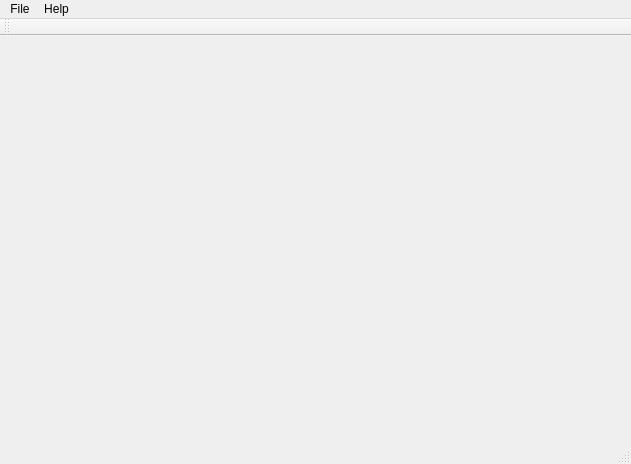
The window that qt_gui/qt_gui.ui (ekrembulbul/FaceDetection-ui) describes before a commit, drawn with Qt 5.
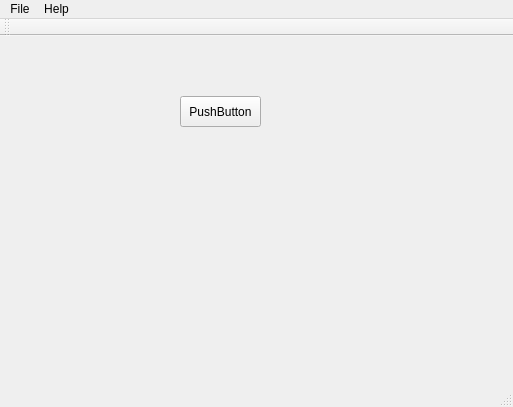
The same window after the commit.

Patch:
```diff
--- a/qt_gui/qt_gui.ui
+++ b/qt_gui/qt_gui.ui
@@ -6,21 +6,48 @@
    <rect>
     <x>0</x>
     <y>0</y>
-    <width>631</width>
-    <height>464</height>
+    <width>513</width>
+    <height>407</height>
    </rect>
   </property>
   <property name="windowTitle">
    <string>Face Recognizer</string>
   </property>
-  <widget class="QWidget" name="centralWidget"/>
+  <widget class="QWidget" name="centralWidget">
+   <widget class="QPushButton" name="pushButton">
+    <property name="geometry">
+     <rect>
+      <x>180</x>
+      <y>60</y>
+      <width>81</width>
+      <height>31</height>
+     </rect>
+    </property>
+    <property name="text">
+     <string>PushButton</string>
+    </property>
+   </widget>
+   <widget class="QLabel" name="label">
+    <property name="geometry">
+     <rect>
+      <x>180</x>
+      <y>170</y>
+      <width>91</width>
+      <height>51</height>
+     </rect>
+    </property>
+    <property name="text">
+     <string/>
+    </property>
+   </widget>
+  </widget>
   <widget class="QStatusBar" name="statusBar"/>
   <widget class="QMenuBar" name="menuBar">
    <property name="geometry">
     <rect>
      <x>0</x>
      <y>0</y>
-     <width>631</width>
+     <width>513</width>
      <height>21</height>
     </rect>
    </property>
```
